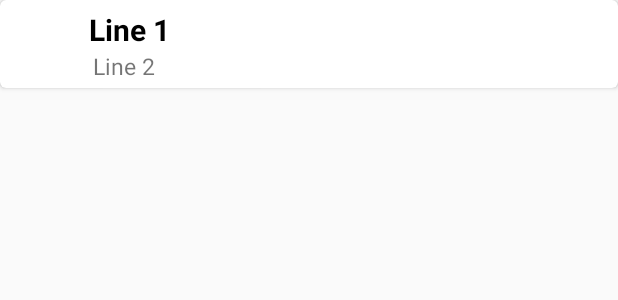
After one commit to claaraamaria/GamesSelector, an Android app: the layout list_item.xml on its own in the app's theme, with its tools: preview values and no code run, on a phone screen of 412 x 824 dp. The commit adds this screen. Shown: the top 300 px of the screen. Run offline under Robolectric (Android 15) with nearby library versions, the phone set to English and light mode, and no system bars.

Commit message:
Made the images on the card to work, but there is still a bug

```diff
--- a/app/build.gradle
+++ b/app/build.gradle
@@ -5,7 +5,7 @@ android {
     buildToolsVersion "29.0.0"
     defaultConfig {
         applicationId "com.example.gamesselector"
-        minSdkVersion 15
+        minSdkVersion 19
         targetSdkVersion 29
         versionCode 1
         versionName "1.0"
@@ -28,6 +28,9 @@ dependencies {
     implementation 'android.arch.work:work-runtime:1.0.1'
     implementation 'androidx.constraintlayout:constraintlayout:1.1.3'
     implementation 'com.github.bumptech.glide:glide:4.9.0'
+    implementation "androidx.recyclerview:recyclerview:1.1.0"
+    implementation "androidx.recyclerview:recyclerview-selection:1.1.0-rc01"
+    implementation 'androidx.cardview:cardview:1.0.0'
 
     annotationProcessor 'com.github.bumptech.glide:compiler:4.9.0'
 
--- a/app/src/main/java/com/claramaria/gamesselector/Data.java
+++ b/app/src/main/java/com/claramaria/gamesselector/Data.java
@@ -4,9 +4,9 @@ public class Data {
 
     private final String description;
 
-    private final String imagePath;
+    private final int imagePath;
 
-    public Data(String imagePath, String description) {
+    public Data(int imagePath, String description) {
         this.imagePath = imagePath;
         this.description = description;
     }
@@ -15,7 +15,7 @@ public class Data {
         return description;
     }
 
-    public String getImagePath() {
+    public int getImagePath() {
         return imagePath;
     }
 
--- a/app/src/main/java/com/claramaria/gamesselector/GamesAdapter.java
+++ b/app/src/main/java/com/claramaria/gamesselector/GamesAdapter.java
@@ -44,7 +44,7 @@ public class GamesAdapter extends BaseAdapter {
         View rowView = convertView;
         if (convertView == null) {
             LayoutInflater inflater = gamesActivity.getLayoutInflater();
-            rowView = inflater.inflate(R.layout.item, parent, false);
+            rowView = inflater.inflate(R.layout.card_item, parent, false);
             // configure view holder
             ViewHolder viewHolder = new ViewHolder();
             gamesActivity.setViewHolder(viewHolder);
--- a/app/src/main/java/com/claramaria/gamesselector/activities/ViewHolder.java
+++ b/app/src/main/java/com/claramaria/gamesselector/activities/ViewHolder.java
@@ -9,5 +9,4 @@ public class ViewHolder {
     public TextView dataText;
     public ImageView cardImage;
 
-
 }
--- a/app/src/main/res/layout/item.xml
+++ b/app/src/main/res/layout/card_item.xml
@@ -40,7 +40,6 @@
         android:orientation="vertical">
 
         <FrameLayout
-
             android:layout_width="wrap_content"
             android:layout_height="wrap_content">
 
@@ -50,7 +49,7 @@
                 android:layout_height="200dp"
                 android:padding="4dp"
                 android:scaleType="centerCrop"
-                android:contentDescription="TODO" />
+                android:contentDescription="@string/description" />
         </FrameLayout>
 
         <LinearLayout
--- /dev/null
+++ b/app/src/main/res/layout/list_item.xml
@@ -0,0 +1,43 @@
+<?xml version="1.0" encoding="utf-8"?>
+<androidx.cardview.widget.CardView xmlns:android="http://schemas.android.com/apk/res/android"
+    xmlns:app="http://schemas.android.com/apk/res-auto"
+    android:layout_width="match_parent"
+    android:layout_height="wrap_content"
+    app:cardCornerRadius="4dp">
+
+    <RelativeLayout
+        style="@style/WidthHeightParents"
+        android:layout_margin="4dp">
+
+        <ImageView
+            android:id="@+id/imageView"
+            android:layout_width="50dp"
+            android:layout_height="50dp"
+            android:padding="2dp" />
+
+        <TextView
+            android:id="@+id/textView"
+            android:layout_width="wrap_content"
+            android:layout_height="wrap_content"
+            android:layout_alignParentStart="true"
+            android:layout_alignParentTop="true"
+            android:layout_marginStart="55dp"
+            android:layout_marginTop="2dp"
+            android:text="Line 1"
+            android:textColor="@android:color/black"
+            android:textSize="20sp"
+            android:textStyle="bold" />
+
+        <TextView
+            android:id="@+id/textView2"
+            android:layout_width="wrap_content"
+            android:layout_height="wrap_content"
+            android:layout_below="@+id/textView"
+            android:layout_marginStart="8dp"
+            android:layout_toEndOf="@+id/imageView"
+            android:text="Line 2"
+            android:textSize="15sp" />
+
+    </RelativeLayout>
+
+</androidx.cardview.widget.CardView>
--- a/app/src/main/res/values/strings.xml
+++ b/app/src/main/res/values/strings.xml
@@ -1,3 +1,4 @@
 <resources>
     <string name="app_name">GamesSelector3</string>
+    <string name="description">Image for the current Card</string>
 </resources>
--- a/build.gradle
+++ b/build.gradle
@@ -20,7 +20,9 @@ allprojects {
         google()
         jcenter()
         mavenCentral()
-
+        maven {
+            url "https://maven.google.com"
+        }
     }
 }
 
```
Also changed, not shown: app/src/main/java/com/claramaria/gamesselector/FactoryCardsInfo.java (+31 -31 lines), app/src/main/java/com/claramaria/gamesselector/ListItem.java (added, +37 -0 lines), app/src/main/res/layout/activity_main.xml (+2 -8 lines), app/src/main/res/layout/list_view.xml (added, +16 -0 lines).
